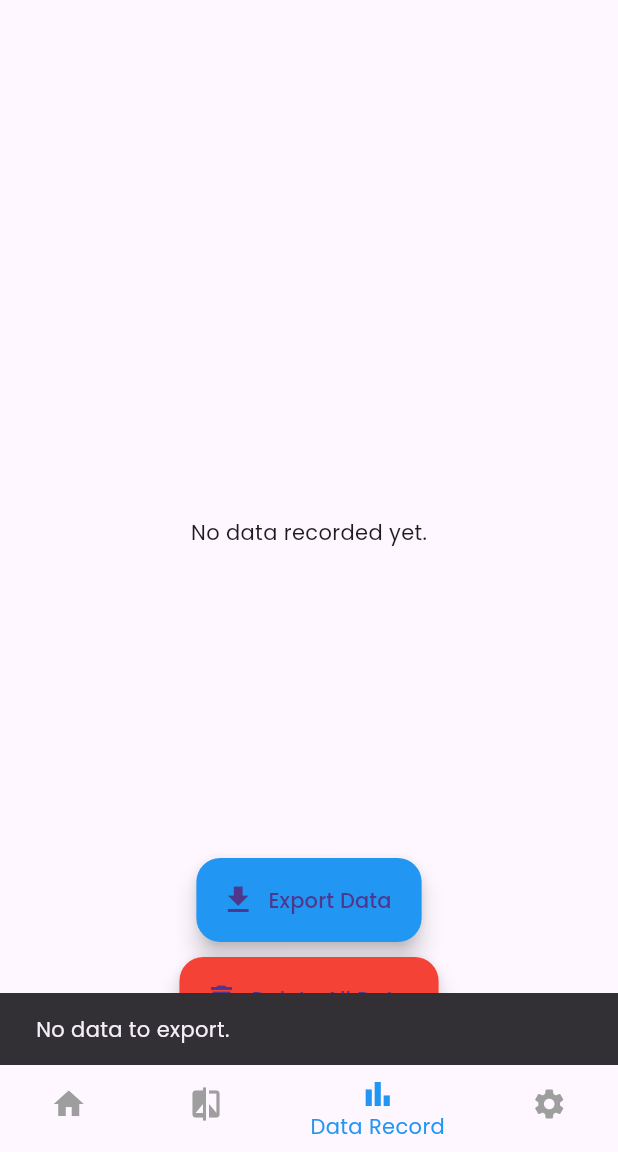
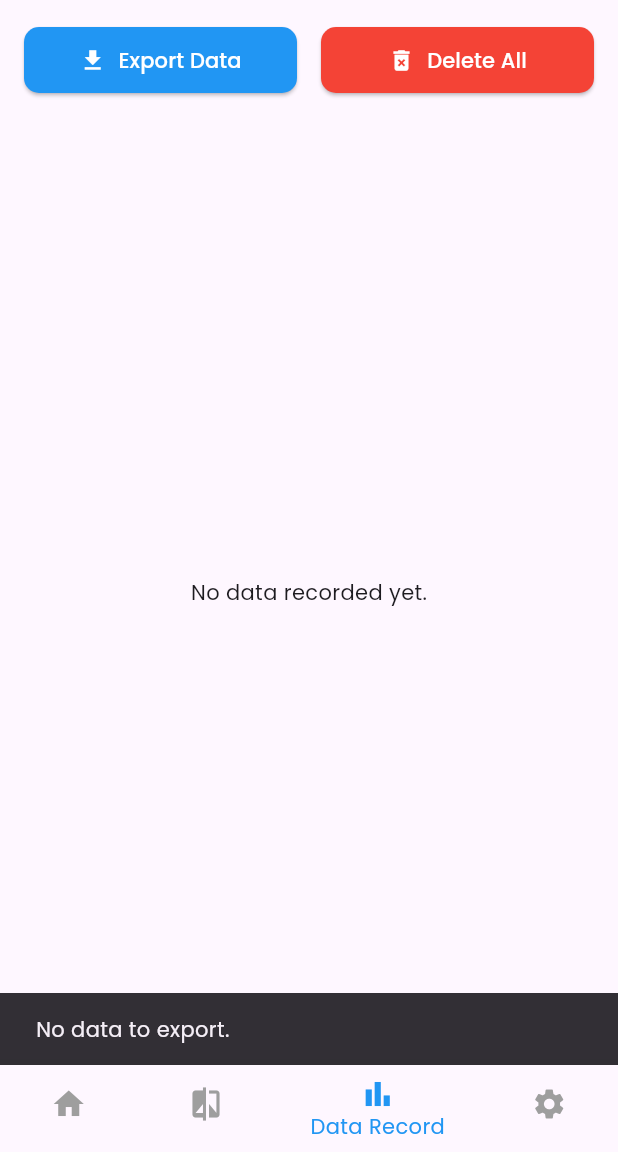
Before and after one commit to callahamZ/mySpectrum_BTver, a Flutter app: the screen it shows after launch, item 3 of the bottom bar chosen, after a tap on "Export Data", on a phone screen of 412 x 824 dp, the part 84-1236 px from its top. Run offline on Flutter 3.47's test engine with Material 3 defaults, Android fonts, the phone set to English and light mode, and no system bars; our stand-ins replace csv, firebase_core, firebase_database, fl_chart, flutter_bluetooth_serial, permission_handler and 2 more; missing offline and left inert: usb_serial; accounts and stored records are empty.

Commit message:
data record visual rework

```diff
--- a/lib/pages/data_record.dart
+++ b/lib/pages/data_record.dart
@@ -1,10 +1,10 @@
 import 'package:flutter/material.dart';
 import 'package:spectrumapp/services/database_service.dart';
 import 'package:intl/intl.dart';
-import 'package:path_provider/path_provider.dart'; // This import provides getDownloadsDirectory
+import 'package:path_provider/path_provider.dart';
 import 'dart:io';
 import 'package:csv/csv.dart';
-import 'package:permission_handler/permission_handler.dart'; // Ensure this exact import for Permission class
+import 'package:share_plus/share_plus.dart';
 
 class DataRecordPage extends StatefulWidget {
   const DataRecordPage({super.key});
@@ -43,7 +43,6 @@ class _DataRecordPageState extends State<DataRecordPage> {
   }
 
   Future<void> _deleteAllMeasurements() async {
-    // Show a confirmation dialog
     final confirmed = await showDialog<bool>(
       context: context,
       builder: (BuildContext context) {
@@ -77,41 +76,15 @@ class _DataRecordPageState extends State<DataRecordPage> {
 
   Future<void> _exportDataToCsv() async {
     if (_measurements.isEmpty) {
+      if (mounted) {
         ScaffoldMessenger.of(
           context,
         ).showSnackBar(const SnackBar(content: Text('No data to export.')));
+      }
       return;
     }
 
-    // Request storage permission before exporting
-    // For Android 10+ (API 29+), Permission.storage often maps to MediaStore access
-    // when using getDownloadsDirectory, and might not show a direct "storage" prompt
-    // but rather rely on implicit access or a different prompt type if needed.
-    var status = await Permission.storage.request();
-    if (status.isDenied) {
-      ScaffoldMessenger.of(context).showSnackBar(
-        const SnackBar(
-          content: Text('Storage permission denied. Cannot export data.'),
-        ),
-      );
-      return;
-    }
-    if (status.isPermanentlyDenied) {
-      ScaffoldMessenger.of(context).showSnackBar(
-        const SnackBar(
-          content: Text(
-            'Storage permission permanently denied. Please enable it in app settings.',
-          ),
-        ),
-      );
-      await openAppSettings(); // Opens app settings for the user to manually grant
-      return;
-    }
-
-    // Prepare CSV data
     List<List<dynamic>> csvData = [];
-
-    // Add header row
     csvData.add([
       'ID',
       'Timestamp',
@@ -129,7 +102,6 @@ class _DataRecordPageState extends State<DataRecordPage> {
       'NIR',
     ]);
 
-    // Add data rows
     for (var measurement in _measurements) {
       final timestamp = DateTime.parse(
         measurement[DatabaseHelper.columnTimestamp],
@@ -145,7 +117,6 @@ class _DataRecordPageState extends State<DataRecordPage> {
             spectrumDataString.split(',').map((e) => double.parse(e)).toList();
       }
 
-      // Ensure spectrumData has 10 elements, pad with 0.0 if less
       while (spectrumData.length < 10) {
         spectrumData.add(0.0);
       }
@@ -156,53 +127,81 @@ class _DataRecordPageState extends State<DataRecordPage> {
         measurement[DatabaseHelper.columnTemperature]?.toStringAsFixed(1) ??
             'N/A',
         measurement[DatabaseHelper.columnLux]?.toStringAsFixed(1) ?? 'N/A',
-        // Add all 10 spectrum data channels
         ...spectrumData.map((e) => e.toStringAsFixed(2)).toList(),
       ]);
     }
 
-    // Convert list of lists to CSV string
     String csv = const ListToCsvConverter().convert(csvData);
 
     try {
-      // Get the Downloads directory (user-accessible public directory)
-      final Directory? directory =
-          await getDownloadsDirectory(); // Corrected function call
-
-      if (directory == null) {
-        throw Exception(
-          "Could not get Downloads directory. It might not be supported on this platform or device.",
-        );
-      }
-
+      final Directory tempDir = await getTemporaryDirectory();
       final String fileName =
           'spectrum_data_${DateFormat('yyyyMMdd_HHmmss').format(DateTime.now())}.csv';
-      final File file = File('${directory.path}/$fileName');
+      final File file = File('${tempDir.path}/$fileName');
 
-      // Ensure the directory exists (e.g., if 'Download' folder was somehow deleted)
-      if (!await directory.exists()) {
-        await directory.create(recursive: true);
-      }
-
-      // Write the CSV content to the file
       await file.writeAsString(csv);
 
+      await Share.shareXFiles([
+        XFile(file.path),
+      ], text: 'Exported Spectrum Data');
+
+      print('Share menu opened for file: ${file.path}');
+    } catch (e) {
+      if (mounted) {
         ScaffoldMessenger.of(
           context,
-      ).showSnackBar(SnackBar(content: Text('Data exported to ${file.path}')));
-      print('CSV exported to: ${file.path}');
-    } catch (e) {
-      ScaffoldMessenger.of(
-        context,
-      ).showSnackBar(SnackBar(content: Text('Error exporting data: $e')));
-      print('Error exporting data: $e');
+        ).showSnackBar(SnackBar(content: Text('Error sharing data: $e')));
+      }
+      print('Error sharing data: $e');
     }
   }
 
   @override
   Widget build(BuildContext context) {
     return Scaffold(
-      body:
+      body: Column(
+        children: [
+          Padding(
+            padding: const EdgeInsets.all(16.0),
+            child: Row(
+              mainAxisAlignment: MainAxisAlignment.spaceEvenly,
+              children: [
+                Expanded(
+                  child: ElevatedButton.icon(
+                    onPressed: _exportDataToCsv,
+                    icon: const Icon(Icons.download),
+                    label: const Text('Export Data'),
+                    style: ElevatedButton.styleFrom(
+                      backgroundColor: Colors.blue,
+                      foregroundColor: Colors.white,
+                      shape: RoundedRectangleBorder(
+                        borderRadius: BorderRadius.circular(10.0),
+                      ),
+                      padding: const EdgeInsets.symmetric(vertical: 12.0),
+                    ),
+                  ),
+                ),
+                const SizedBox(width: 16),
+                Expanded(
+                  child: ElevatedButton.icon(
+                    onPressed: _deleteAllMeasurements,
+                    icon: const Icon(Icons.delete_forever),
+                    label: const Text('Delete All'),
+                    style: ElevatedButton.styleFrom(
+                      backgroundColor: Colors.red,
+                      foregroundColor: Colors.white,
+                      shape: RoundedRectangleBorder(
+                        borderRadius: BorderRadius.circular(10.0),
+                      ),
+                      padding: const EdgeInsets.symmetric(vertical: 12.0),
+                    ),
+                  ),
+                ),
+              ],
+            ),
+          ),
+          Expanded(
+            child:
                 _isLoading
                     ? const Center(child: CircularProgressIndicator())
                     : _measurements.isEmpty
@@ -225,7 +224,10 @@ class _DataRecordPageState extends State<DataRecordPage> {
                         final lux = measurement[DatabaseHelper.columnLux];
 
                         return Card(
-                    margin: const EdgeInsets.all(8.0),
+                          margin: const EdgeInsets.symmetric(
+                            horizontal: 16.0,
+                            vertical: 8.0,
+                          ),
                           child: Padding(
                             padding: const EdgeInsets.all(16.0),
                             child: Column(
@@ -233,19 +235,26 @@ class _DataRecordPageState extends State<DataRecordPage> {
                               children: [
                                 Text(
                                   'Timestamp: ${DateFormat('yyyy-MM-dd HH:mm:ss').format(timestamp)}',
-                            style: const TextStyle(fontWeight: FontWeight.bold),
+                                  style: const TextStyle(
+                                    fontWeight: FontWeight.bold,
+                                  ),
                                 ),
                                 Text(
                                   'Temperature: ${temperature?.toStringAsFixed(1) ?? 'N/A'} °C',
                                 ),
-                          Text('Lux: ${lux?.toStringAsFixed(1) ?? 'N/A'} Lux'),
+                                Text(
+                                  'Lux: ${lux?.toStringAsFixed(1) ?? 'N/A'} Lux',
+                                ),
                                 Text(
                                   'Spectrum Data (F1-F8, Clear, NIR): ${spectrumData.map((e) => e.toStringAsFixed(2)).join(', ')}',
                                 ),
                                 Align(
                                   alignment: Alignment.bottomRight,
                                   child: IconButton(
-                              icon: const Icon(Icons.delete, color: Colors.red),
+                                    icon: const Icon(
+                                      Icons.delete,
+                                      color: Colors.red,
+                                    ),
                                     onPressed:
                                         () => _deleteMeasurement(
                                           measurement[DatabaseHelper.columnId],
@@ -258,25 +267,9 @@ class _DataRecordPageState extends State<DataRecordPage> {
                         );
                       },
                     ),
-      floatingActionButton: Column(
-        mainAxisSize: MainAxisSize.min,
-        children: [
-          FloatingActionButton.extended(
-            onPressed: _exportDataToCsv,
-            label: const Text('Export Data'),
-            icon: const Icon(Icons.download),
-            backgroundColor: Colors.blue,
-          ),
-          const SizedBox(height: 10),
-          FloatingActionButton.extended(
-            onPressed: _deleteAllMeasurements,
-            label: const Text('Delete All Data'),
-            icon: const Icon(Icons.delete_forever),
-            backgroundColor: Colors.red,
           ),
         ],
       ),
-      floatingActionButtonLocation: FloatingActionButtonLocation.centerFloat,
     );
   }
 }
--- a/pubspec.yaml
+++ b/pubspec.yaml
@@ -47,6 +47,7 @@ dependencies:
   flutter_bluetooth_serial: ^0.4.0
   permission_handler: ^12.0.1
   csv: ^6.0.0
+  share_plus: ^11.1.0
 
 dev_dependencies:
   flutter_test:
```
Also changed, not shown: pubspec.lock, 6 other files. Lines whose indentation alone changed are shown as unchanged.
